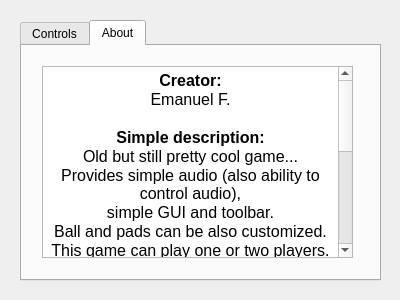
This is info.ui in Many98/Pong_qt as Qt 5 draws it before an edit. The edited form follows.
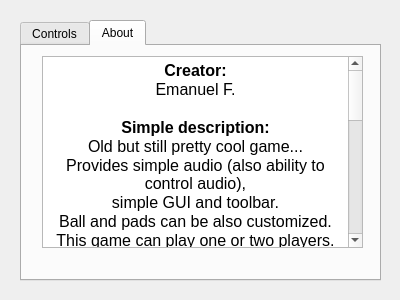
This is the edited form. The open tabs and pages were chosen to show the change.

Commit message: score control added

Diff of the .ui file:
```diff
--- a/info.ui
+++ b/info.ui
@@ -65,8 +65,8 @@
      <property name="geometry">
       <rect>
        <x>20</x>
-       <y>20</y>
-       <width>311</width>
+       <y>10</y>
+       <width>321</width>
        <height>192</height>
       </rect>
      </property>
@@ -87,8 +87,16 @@
 &lt;p align=&quot;center&quot; style=&quot; margin-top:0px; margin-bottom:0px; margin-left:0px; margin-right:0px; -qt-block-indent:0; text-indent:0px;&quot;&gt;&lt;span style=&quot; font-size:12pt;&quot;&gt;All items are relatively resized after change of main window.&lt;/span&gt;&lt;/p&gt;
 &lt;p align=&quot;center&quot; style=&quot; margin-top:0px; margin-bottom:0px; margin-left:0px; margin-right:0px; -qt-block-indent:0; text-indent:0px;&quot;&gt;&lt;span style=&quot; font-size:12pt;&quot;&gt;Game has currently only keyboard control support (mouse control is comming soon).&lt;/span&gt;&lt;/p&gt;
 &lt;p align=&quot;center&quot; style=&quot;-qt-paragraph-type:empty; margin-top:0px; margin-bottom:0px; margin-left:0px; margin-right:0px; -qt-block-indent:0; text-indent:0px; font-size:12pt;&quot;&gt;&lt;br /&gt;&lt;/p&gt;
+&lt;p align=&quot;center&quot; style=&quot; margin-top:0px; margin-bottom:0px; margin-left:0px; margin-right:0px; -qt-block-indent:0; text-indent:0px;&quot;&gt;&lt;span style=&quot; font-size:12pt; font-weight:600;&quot;&gt;Future work:&lt;/span&gt;&lt;/p&gt;
+&lt;p align=&quot;center&quot; style=&quot; margin-top:0px; margin-bottom:0px; margin-left:0px; margin-right:0px; -qt-block-indent:0; text-indent:0px;&quot;&gt;&lt;span style=&quot; font-size:12pt;&quot;&gt;If there will be a time I would like to add:&lt;/span&gt;&lt;/p&gt;
+&lt;p align=&quot;center&quot; style=&quot; margin-top:0px; margin-bottom:0px; margin-left:0px; margin-right:0px; -qt-block-indent:0; text-indent:0px;&quot;&gt;&lt;span style=&quot; font-size:12pt; font-weight:600; font-style:italic;&quot;&gt;1.&lt;/span&gt;&lt;span style=&quot; font-size:12pt; font-style:italic;&quot;&gt; Mouse mode(mouse control+accelerating ball)&lt;/span&gt;&lt;/p&gt;
+&lt;p align=&quot;center&quot; style=&quot; margin-top:0px; margin-bottom:0px; margin-left:0px; margin-right:0px; -qt-block-indent:0; text-indent:0px;&quot;&gt;&lt;span style=&quot; font-size:12pt; font-weight:600; font-style:italic;&quot;&gt;2. &lt;/span&gt;&lt;span style=&quot; font-size:12pt; font-style:italic;&quot;&gt;Build AI player on Pytorch C++ frontend&lt;/span&gt;&lt;/p&gt;
+&lt;p align=&quot;center&quot; style=&quot; margin-top:0px; margin-bottom:0px; margin-left:0px; margin-right:0px; -qt-block-indent:0; text-indent:0px;&quot;&gt;&lt;span style=&quot; font-size:12pt; font-weight:600; font-style:italic;&quot;&gt;3. &lt;/span&gt;&lt;span style=&quot; font-size:12pt; font-style:italic;&quot;&gt;Levels of difficulty&lt;/span&gt;&lt;/p&gt;
+&lt;p align=&quot;center&quot; style=&quot; margin-top:0px; margin-bottom:0px; margin-left:0px; margin-right:0px; -qt-block-indent:0; text-indent:0px;&quot;&gt;&lt;span style=&quot; font-size:12pt; font-weight:600; font-style:italic;&quot;&gt;4. &lt;/span&gt;&lt;span style=&quot; font-size:12pt; font-style:italic;&quot;&gt;Save settings and player's session&lt;/span&gt;&lt;/p&gt;
+&lt;p align=&quot;center&quot; style=&quot;-qt-paragraph-type:empty; margin-top:0px; margin-bottom:0px; margin-left:0px; margin-right:0px; -qt-block-indent:0; text-indent:0px; font-size:12pt;&quot;&gt;&lt;br /&gt;&lt;/p&gt;
+&lt;p align=&quot;center&quot; style=&quot;-qt-paragraph-type:empty; margin-top:0px; margin-bottom:0px; margin-left:0px; margin-right:0px; -qt-block-indent:0; text-indent:0px; font-size:12pt;&quot;&gt;&lt;br /&gt;&lt;/p&gt;
 &lt;p align=&quot;center&quot; style=&quot; margin-top:0px; margin-bottom:0px; margin-left:0px; margin-right:0px; -qt-block-indent:0; text-indent:0px;&quot;&gt;&lt;span style=&quot; font-size:12pt; font-weight:600;&quot;&gt;Known issues:&lt;/span&gt;&lt;/p&gt;
-&lt;p align=&quot;center&quot; style=&quot; margin-top:0px; margin-bottom:0px; margin-left:0px; margin-right:0px; -qt-block-indent:0; text-indent:0px;&quot;&gt;&lt;span style=&quot; font-size:12pt;&quot;&gt;After fast resizing of main window can be main menu buttons a bit shifted.&lt;/span&gt;&lt;/p&gt;
+&lt;p align=&quot;center&quot; style=&quot; margin-top:0px; margin-bottom:0px; margin-left:0px; margin-right:0px; -qt-block-indent:0; text-indent:0px;&quot;&gt;&lt;span style=&quot; font-size:12pt; font-weight:600; font-style:italic;&quot;&gt;1. &lt;/span&gt;&lt;span style=&quot; font-size:12pt; font-style:italic;&quot;&gt;After fast resizing of main window can be main menu buttons a bit shifted.&lt;/span&gt;&lt;/p&gt;
 &lt;p align=&quot;center&quot; style=&quot;-qt-paragraph-type:empty; margin-top:0px; margin-bottom:0px; margin-left:0px; margin-right:0px; -qt-block-indent:0; text-indent:0px; font-size:12pt;&quot;&gt;&lt;br /&gt;&lt;/p&gt;
 &lt;p align=&quot;center&quot; style=&quot; margin-top:0px; margin-bottom:0px; margin-left:0px; margin-right:0px; -qt-block-indent:0; text-indent:0px;&quot;&gt;&lt;span style=&quot; font-size:18pt; font-weight:600;&quot;&gt;HAVE FUN!&lt;/span&gt;&lt;/p&gt;
 &lt;p align=&quot;center&quot; style=&quot;-qt-paragraph-type:empty; margin-top:0px; margin-bottom:0px; margin-left:0px; margin-right:0px; -qt-block-indent:0; text-indent:0px; font-size:14pt;&quot;&gt;&lt;br /&gt;&lt;/p&gt;&lt;/body&gt;&lt;/html&gt;</string>
```
Left out of the diff: 4 changed lines with no effect on the pictures. The commit also changes 7 other files.
